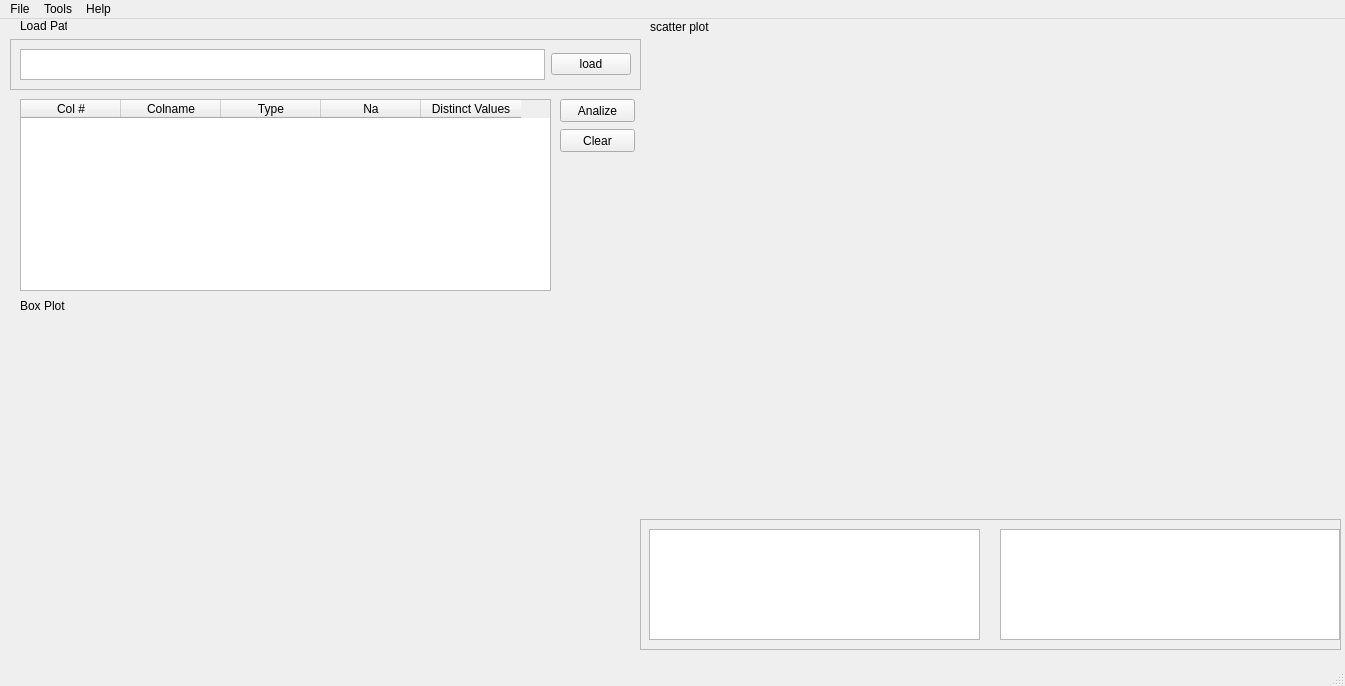
The window that mainview.ui (tallalj/automated-dm) describes before a commit, drawn with Qt 5.
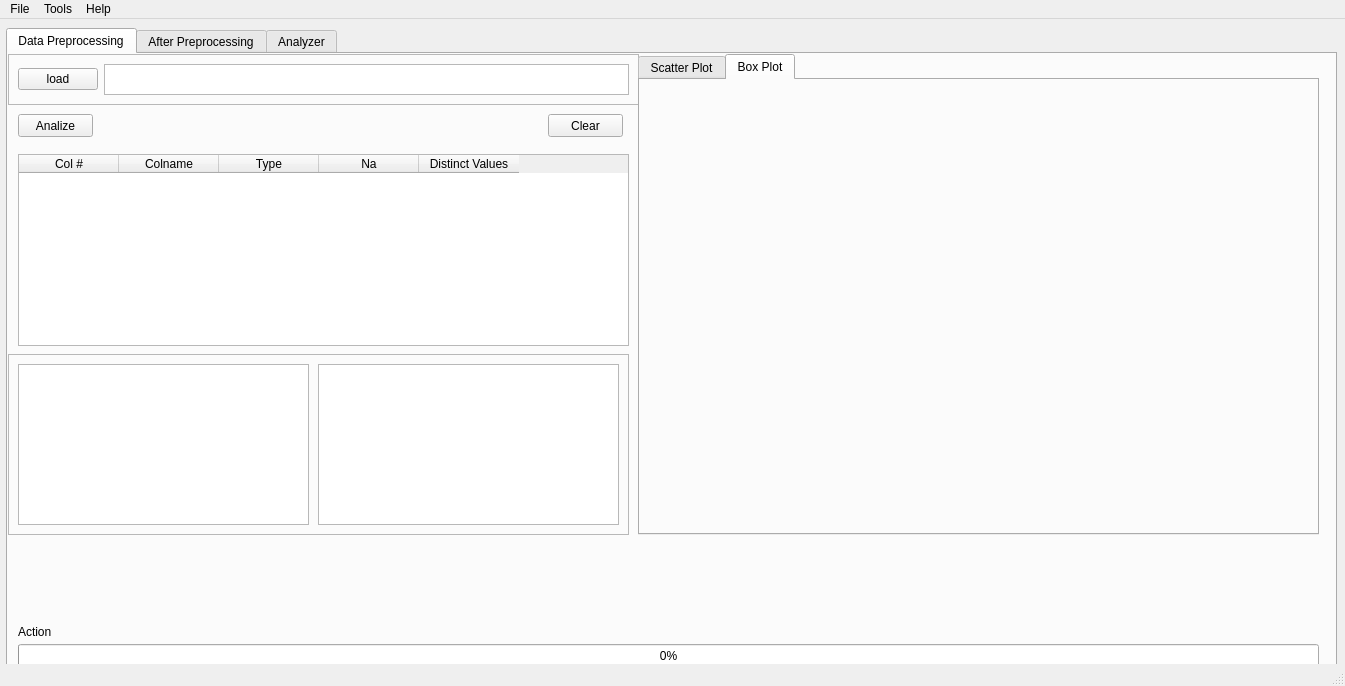
The same window after the commit. Icons and pictures are not drawn.

The edit to the form file:
```diff
--- a/mainview.ui
+++ b/mainview.ui
@@ -14,11 +14,27 @@
    <string>MainWindow</string>
   </property>
   <widget class="QWidget" name="centralwidget">
+   <widget class="QTabWidget" name="tabWidget">
+    <property name="geometry">
+     <rect>
+      <x>6</x>
+      <y>9</y>
+      <width>1331</width>
+      <height>651</height>
+     </rect>
+    </property>
+    <property name="currentIndex">
+     <number>0</number>
+    </property>
+    <widget class="QWidget" name="tab">
+     <attribute name="title">
+      <string>Data Preprocessing</string>
+     </attribute>
    <widget class="QFrame" name="frame">
     <property name="geometry">
      <rect>
-      <x>10</x>
-      <y>20</y>
+        <x>0</x>
+        <y>0</y>
       <width>631</width>
       <height>51</height>
      </rect>
@@ -31,7 +47,14 @@
     </property>
     <layout class="QHBoxLayout" name="horizontalLayout">
      <item>
-      <widget class="QTextEdit" name="DataPath">
+        <widget class="QPushButton" name="edDatapathbutton">
+         <property name="text">
+          <string>load</string>
+         </property>
+        </widget>
+       </item>
+       <item>
+        <widget class="QTextEdit" name="edDataPath">
        <property name="html">
         <string>&lt;!DOCTYPE HTML PUBLIC &quot;-//W3C//DTD HTML 4.0//EN&quot; &quot;http://www.w3.org/TR/REC-html40/strict.dtd&quot;&gt;
 &lt;html&gt;&lt;head&gt;&lt;meta name=&quot;qrichtext&quot; content=&quot;1&quot; /&gt;&lt;style type=&quot;text/css&quot;&gt;
@@ -41,21 +64,40 @@
        </property>
       </widget>
      </item>
-     <item>
-      <widget class="QPushButton" name="Datapathbutton">
-       <property name="text">
-        <string>load</string>
-       </property>
-      </widget>
-     </item>
-    </layout>
-   </widget>
+      </layout>
+     </widget>
+     <widget class="QPushButton" name="analize">
+      <property name="geometry">
+       <rect>
+        <x>10</x>
+        <y>60</y>
+        <width>75</width>
+        <height>23</height>
+       </rect>
+      </property>
+      <property name="text">
+       <string>Analize</string>
+      </property>
+     </widget>
+     <widget class="QPushButton" name="clear">
+      <property name="geometry">
+       <rect>
+        <x>540</x>
+        <y>60</y>
+        <width>75</width>
+        <height>23</height>
+       </rect>
+      </property>
+      <property name="text">
+       <string>Clear</string>
+      </property>
+     </widget>
    <widget class="QTableWidget" name="ColDetail">
     <property name="geometry">
      <rect>
-      <x>20</x>
-      <y>80</y>
-      <width>531</width>
+        <x>10</x>
+        <y>100</y>
+        <width>611</width>
       <height>192</height>
      </rect>
     </property>
@@ -85,91 +127,35 @@
      </property>
     </column>
    </widget>
-   <widget class="QPushButton" name="analize">
+     <widget class="QTabWidget" name="tabWidget_2">
     <property name="geometry">
      <rect>
-      <x>560</x>
-      <y>80</y>
-      <width>75</width>
-      <height>23</height>
-     </rect>
-    </property>
-    <property name="text">
-     <string>Analize</string>
-    </property>
-   </widget>
-   <widget class="QPushButton" name="clear">
-    <property name="geometry">
-     <rect>
-      <x>560</x>
-      <y>110</y>
-      <width>75</width>
-      <height>23</height>
-     </rect>
-    </property>
-    <property name="text">
-     <string>Clear</string>
-    </property>
-   </widget>
-   <widget class="QFrame" name="frame_2">
-    <property name="geometry">
-     <rect>
-      <x>640</x>
-      <y>500</y>
-      <width>701</width>
-      <height>131</height>
-     </rect>
-    </property>
-    <property name="frameShape">
-     <enum>QFrame::StyledPanel</enum>
-    </property>
-    <property name="frameShadow">
-     <enum>QFrame::Raised</enum>
-    </property>
-    <widget class="QTextEdit" name="dataframesummery">
-     <property name="geometry">
-      <rect>
-       <x>9</x>
-       <y>10</y>
-       <width>331</width>
-       <height>111</height>
-      </rect>
-     </property>
-    </widget>
-    <widget class="QTextEdit" name="cellsummery">
-     <property name="geometry">
-      <rect>
-       <x>360</x>
-       <y>10</y>
-       <width>340</width>
-       <height>111</height>
-      </rect>
-     </property>
-    </widget>
-   </widget>
-   <widget class="QLabel" name="plot">
-    <property name="geometry">
-     <rect>
-      <x>20</x>
-      <y>300</y>
-      <width>531</width>
-      <height>361</height>
-     </rect>
-    </property>
-    <property name="text">
-     <string/>
-    </property>
-    <property name="pixmap">
-     <pixmap>C:/Users/ello/Downloads/Untitled.png</pixmap>
-    </property>
-   </widget>
-   <widget class="QLabel" name="visulization">
-    <property name="geometry">
-     <rect>
-      <x>650</x>
-      <y>20</y>
+        <x>630</x>
+        <y>0</y>
       <width>681</width>
-      <height>471</height>
+        <height>481</height>
+       </rect>
+      </property>
+      <property name="toolTip">
+       <string>&lt;html&gt;&lt;head/&gt;&lt;body&gt;&lt;p&gt;Graph&lt;/p&gt;&lt;/body&gt;&lt;/html&gt;</string>
+      </property>
+      <property name="autoFillBackground">
+       <bool>false</bool>
+      </property>
+      <property name="currentIndex">
+       <number>1</number>
+      </property>
+      <widget class="QWidget" name="tab_9">
+       <attribute name="title">
+        <string>Scatter Plot</string>
+       </attribute>
+       <widget class="QLabel" name="grvisulization">
+        <property name="geometry">
+         <rect>
+          <x>10</x>
+          <y>10</y>
+          <width>651</width>
+          <height>431</height>
      </rect>
     </property>
     <property name="text">
@@ -179,44 +165,108 @@
      <pixmap>C:/Users/ello/Downloads/Untitled.png</pixmap>
     </property>
    </widget>
-   <widget class="QLabel" name="label">
-    <property name="geometry">
-     <rect>
-      <x>20</x>
-      <y>280</y>
-      <width>47</width>
-      <height>13</height>
-     </rect>
-    </property>
-    <property name="text">
+      </widget>
+      <widget class="QWidget" name="tab_10">
+       <attribute name="title">
      <string>Box Plot</string>
-    </property>
-   </widget>
-   <widget class="QLabel" name="label_2">
+       </attribute>
+       <widget class="QLabel" name="plot">
+        <property name="geometry">
+         <rect>
+          <x>10</x>
+          <y>10</y>
+          <width>651</width>
+          <height>431</height>
+         </rect>
+        </property>
+        <property name="text">
+         <string/>
+        </property>
+        <property name="pixmap">
+         <pixmap>C:/Users/ello/Downloads/Untitled.png</pixmap>
+        </property>
+       </widget>
+      </widget>
+     </widget>
+     <widget class="QFrame" name="frame_2">
     <property name="geometry">
      <rect>
-      <x>650</x>
-      <y>0</y>
-      <width>91</width>
+        <x>0</x>
+        <y>300</y>
+        <width>621</width>
+        <height>181</height>
+       </rect>
+      </property>
+      <property name="frameShape">
+       <enum>QFrame::StyledPanel</enum>
+      </property>
+      <property name="frameShadow">
+       <enum>QFrame::Raised</enum>
+      </property>
+      <widget class="QTextEdit" name="Dataframesummery_4">
+       <property name="geometry">
+        <rect>
+         <x>10</x>
+         <y>10</y>
+         <width>291</width>
+         <height>161</height>
+        </rect>
+       </property>
+      </widget>
+      <widget class="QTextEdit" name="Detail_5">
+       <property name="geometry">
+        <rect>
+         <x>310</x>
+         <y>10</y>
+         <width>301</width>
+         <height>161</height>
+        </rect>
+       </property>
+      </widget>
+     </widget>
+     <widget class="QProgressBar" name="progressBar">
+      <property name="enabled">
+       <bool>true</bool>
+      </property>
+      <property name="geometry">
+       <rect>
+        <x>10</x>
+        <y>590</y>
+        <width>1301</width>
+        <height>23</height>
+       </rect>
+      </property>
+      <property name="maximum">
+       <number>100</number>
+      </property>
+      <property name="value">
+       <number>0</number>
+      </property>
+     </widget>
+     <widget class="QLabel" name="progressprocess">
+      <property name="geometry">
+       <rect>
+        <x>10</x>
+        <y>570</y>
+        <width>1261</width>
       <height>16</height>
      </rect>
     </property>
     <property name="text">
-     <string>scatter plot</string>
-    </property>
-   </widget>
-   <widget class="QLabel" name="label_3">
-    <property name="geometry">
-     <rect>
-      <x>20</x>
-      <y>0</y>
-      <width>47</width>
-      <height>13</height>
-     </rect>
-    </property>
-    <property name="text">
-     <string>Load Path</string>
-    </property>
+       <string>Action</string>
+      </property>
+     </widget>
+    </widget>
+    <widget class="QWidget" name="tab_11">
+     <attribute name="title">
+      <string>After Preprocessing</string>
+     </attribute>
+    </widget>
+    <widget class="QWidget" name="tab_2">
+     <attribute name="title">
+      <string>Analyzer</string>
+     </attribute>
+    </widget>
    </widget>
   </widget>
   <widget class="QMenuBar" name="menubar">
```
Left out of the diff: 8 changed lines with no effect on the pictures. Lines whose indentation alone changed are shown as unchanged.
